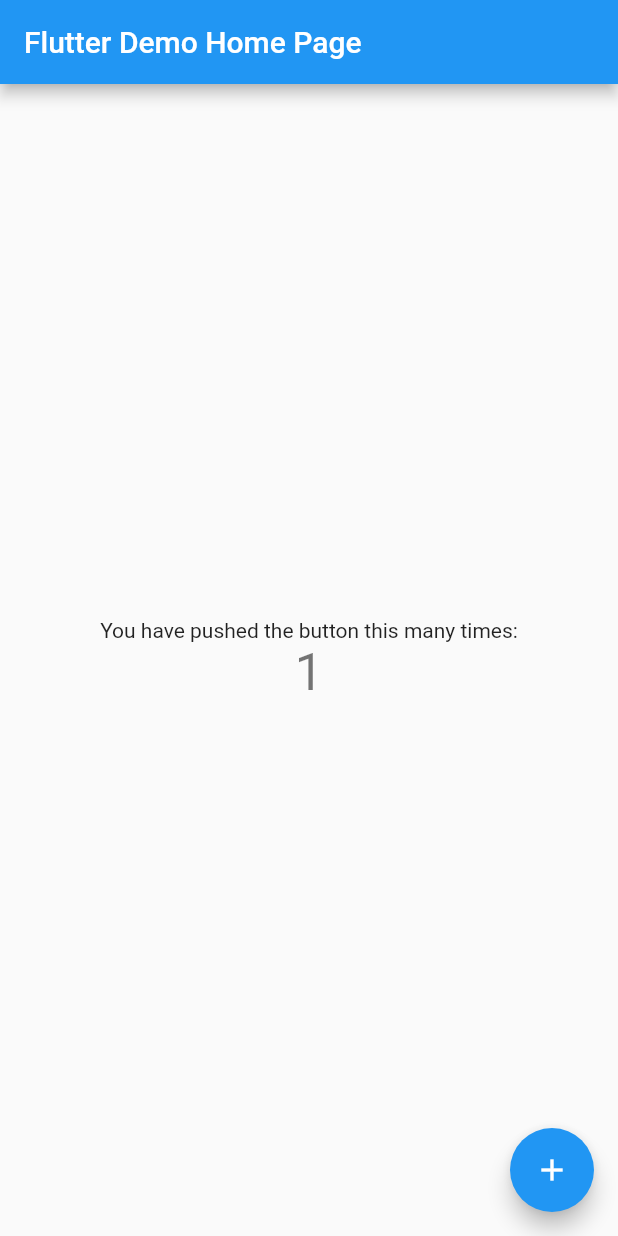
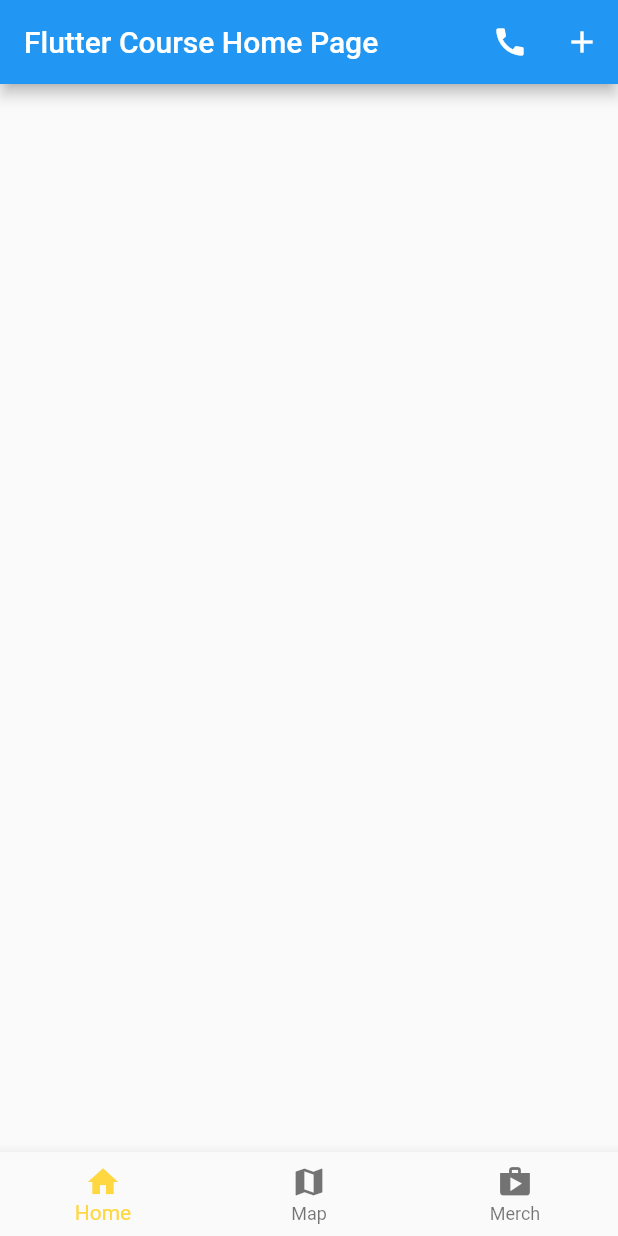
Before and after one commit to tylerreece22/flutter_course, a Flutter app: the screen it shows after launch, after a tap on the "add" icon, on a phone screen of 412 x 824 dp. Run offline on Flutter 3.47's test engine with Material 2 defaults, Android fonts, the phone set to English and light mode, and no system bars.

Commit message:
Functional tab bar with all the other beginning goodies

```diff
--- a/lib/main.dart
+++ b/lib/main.dart
@@ -7,7 +7,7 @@ class MyApp extends StatelessWidget {
   @override
   Widget build(BuildContext context) {
     return MaterialApp(
-      title: 'Flutter Demo',
+      title: 'Flutter Course',
       theme: ThemeData(
         // This is the theme of your application.
         //
@@ -19,8 +19,9 @@ class MyApp extends StatelessWidget {
         // Notice that the counter didn't reset back to zero; the application
         // is not restarted.
         primarySwatch: Colors.blue,
+        accentColor: Colors.amberAccent
       ),
-      home: MyHomePage(title: 'Flutter Demo Home Page'),
+      home: MyHomePage(title: 'Flutter Course Home Page'),
     );
   }
 }
@@ -44,16 +45,11 @@ class MyHomePage extends StatefulWidget {
 }
 
 class _MyHomePageState extends State<MyHomePage> {
-  int _counter = 0;
+  int _selectedBottomBarIndex = 0;
 
-  void _incrementCounter() {
+  void _itemTapped(int currentIndex) {
     setState(() {
-      // This call to setState tells the Flutter framework that something has
-      // changed in this State, which causes it to rerun the build method below
-      // so that the display can reflect the updated values. If we changed
-      // _counter without calling setState(), then the build method would not be
-      // called again, and so nothing would appear to happen.
-      _counter++;
+      _selectedBottomBarIndex = currentIndex;
     });
   }
 
@@ -70,42 +66,35 @@ class _MyHomePageState extends State<MyHomePage> {
         // Here we take the value from the MyHomePage object that was created by
         // the App.build method, and use it to set our appbar title.
         title: Text(widget.title),
+        actions: <Widget>[
+          IconButton(
+            icon: Icon(Icons.call),
+            tooltip: "Call contact",
+            onPressed: () {print("calling");},
+          ),
+          IconButton(
+            icon: Icon(Icons.add),
+            tooltip: "Add a contact",
+            onPressed: () {print("Adding a contact");},
+          )
+        ],
       ),
       body: Center(
         // Center is a layout widget. It takes a single child and positions it
-        // in the middle of the parent.
-        child: Column(
-          // Column is also layout widget. It takes a list of children and
-          // arranges them vertically. By default, it sizes itself to fit its
-          // children horizontally, and tries to be as tall as its parent.
-          //
-          // Invoke "debug painting" (press "p" in the console, choose the
-          // "Toggle Debug Paint" action from the Flutter Inspector in Android
-          // Studio, or the "Toggle Debug Paint" command in Visual Studio Code)
-          // to see the wireframe for each widget.
-          //
-          // Column has various properties to control how it sizes itself and
-          // how it positions its children. Here we use mainAxisAlignment to
-          // center the children vertically; the main axis here is the vertical
-          // axis because Columns are vertical (the cross axis would be
-          // horizontal).
-          mainAxisAlignment: MainAxisAlignment.center,
-          children: <Widget>[
-            Text(
-              'You have pushed the button this many times:',
-            ),
-            Text(
-              '$_counter',
-              style: Theme.of(context).textTheme.display1,
-            ),
-          ],
-        ),
+        // in the middle of the pare
       ),
-      floatingActionButton: FloatingActionButton(
-        onPressed: _incrementCounter,
-        tooltip: 'Increment',
-        child: Icon(Icons.add),
-      ), // This trailing comma makes auto-formatting nicer for build methods.
+      bottomNavigationBar: BottomNavigationBar(
+        items: <BottomNavigationBarItem> [
+        BottomNavigationBarItem(icon: Icon(Icons.home), title: Text("Home")),
+        BottomNavigationBarItem(icon: Icon(Icons.map), title: Text("Map")),
+        BottomNavigationBarItem(icon: Icon(Icons.shop), title: Text("Merch")),
+//        BottomNavigationBarItem(icon: Icon(Icons.menu), title: Text("Menu")),
+//        BottomNavigationBarItem(icon: Icon(Icons.new_releases), title: Text("News")),
+      ],
+        currentIndex: _selectedBottomBarIndex,
+        onTap: _itemTapped,
+        fixedColor: Colors.amberAccent,
+      ),
     );
   }
 }
```
